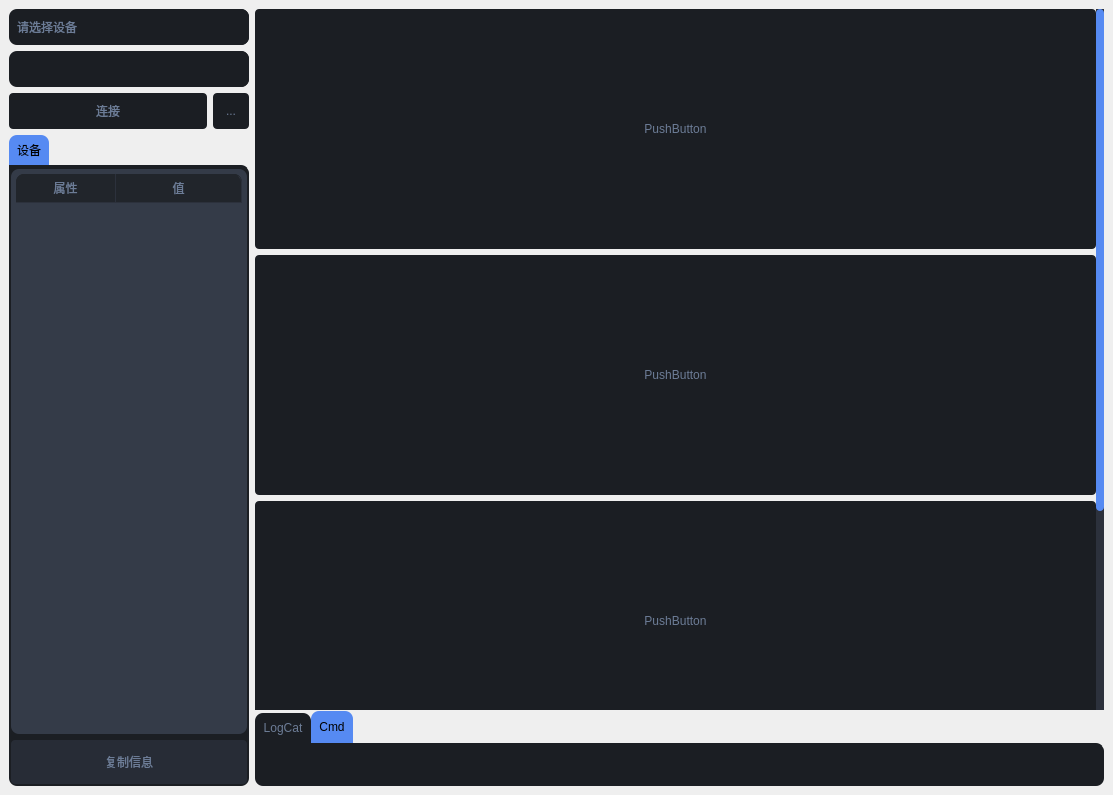
Before: the Qt Designer form src/perfcat/pages/profiler/ui_profiler.ui in kaluluosi/PerformanceCatcher, drawn with Qt 5.
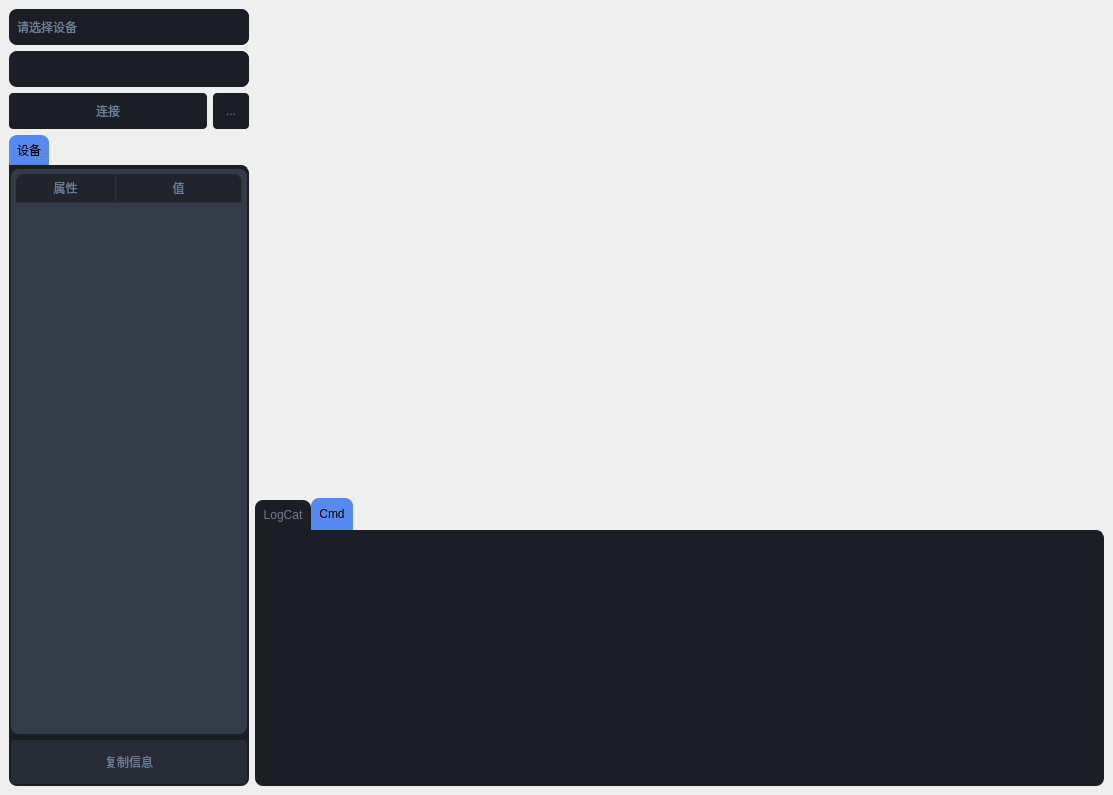
After: the same form once the commit is applied. Icons and pictures are not drawn.

The edit to the form file:
```diff
--- a/src/perfcat/pages/profiler/ui_profiler.ui
+++ b/src/perfcat/pages/profiler/ui_profiler.ui
@@ -960,8 +960,8 @@
                  <rect>
                   <x>0</x>
                   <y>0</y>
-                  <width>841</width>
-                  <height>978</height>
+                  <width>849</width>
+                  <height>672</height>
                  </rect>
                 </property>
                 <property name="layoutDirection">
@@ -985,58 +985,6 @@
                  <property name="bottomMargin">
                   <number>0</number>
                  </property>
-                 <item>
-                  <widget class="QPushButton" name="pushButton_2">
-                   <property name="minimumSize">
-                    <size>
-                     <width>0</width>
-                     <height>240</height>
-                    </size>
-                   </property>
-                   <property name="text">
-                    <string>PushButton</string>
-                   </property>
-                  </widget>
-                 </item>
-                 <item>
-                  <widget class="QPushButton" name="pushButton_4">
-                   <property name="minimumSize">
-                    <size>
-                     <width>0</width>
-                     <height>240</height>
-                    </size>
-                   </property>
-                   <property name="text">
-                    <string>PushButton</string>
-                   </property>
-                  </widget>
-                 </item>
-                 <item>
-                  <widget class="QPushButton" name="pushButton_3">
-                   <property name="minimumSize">
-                    <size>
-                     <width>0</width>
-                     <height>240</height>
-                    </size>
-                   </property>
-                   <property name="text">
-                    <string>PushButton</string>
-                   </property>
-                  </widget>
-                 </item>
-                 <item>
-                  <widget class="QPushButton" name="pushButton_5">
-                   <property name="minimumSize">
-                    <size>
-                     <width>0</width>
-                     <height>240</height>
-                    </size>
-                   </property>
-                   <property name="text">
-                    <string>PushButton</string>
-                   </property>
-                  </widget>
-                 </item>
                 </layout>
                </widget>
               </widget>
```
Left out of the diff: 14 changed lines with no effect on the pictures.
